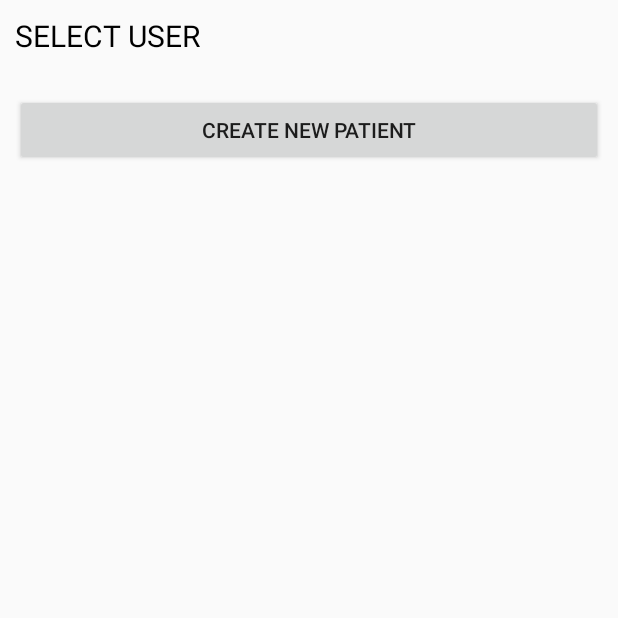
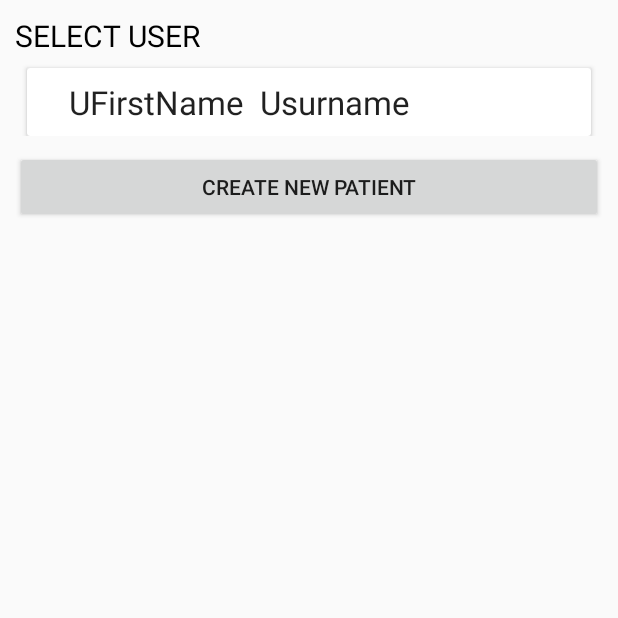
Before and after one commit to Archlight001/Medico, an Android app: the screen it shows after launch (UserList), after a tap on "BEGIN DIAGNOSIS", on a phone screen of 412 x 824 dp, the top half of it. Run offline under Robolectric (Android 15) with nearby library versions, the phone set to English and light mode, and no system bars; our stand-ins replace Room's generated code.

Commit message:
Add Recycler view and Refactor Room Database with MVVM Architecture for all Files

```diff
--- a/app/src/main/AndroidManifest.xml
+++ b/app/src/main/AndroidManifest.xml
@@ -9,8 +9,9 @@
         android:roundIcon="@mipmap/ic_launcher_round"
         android:supportsRtl="true"
         android:theme="@style/AppTheme">
-        <activity android:name=".UserList"></activity>
-        <activity android:name=".UserReg">
+        <activity android:name=".UserList" android:launchMode="singleTop"></activity>
+        <activity android:name=".UserReg"
+            android:parentActivityName=".UserList">
             <intent-filter>
                 <action android:name="com.denokela.gmail.RegisterScreen" />
 
--- a/app/src/main/java/denokela/com/medico/AppDatabase.java
+++ b/app/src/main/java/denokela/com/medico/AppDatabase.java
@@ -1,19 +1,54 @@
 package denokela.com.medico;
 
 import android.content.Context;
+import android.os.AsyncTask;
 
+import androidx.annotation.NonNull;
 import androidx.room.Database;
 import androidx.room.Room;
 import androidx.room.RoomDatabase;
+import androidx.sqlite.db.SupportSQLiteDatabase;
 
-@Database(entities = {User.class},version = 1)
+@Database(entities = {UserEntity.class},version = 1)
 public abstract class AppDatabase extends RoomDatabase {
-    private static  AppDatabase INSTANCE;
+    private static  AppDatabase instance;
     public abstract UserDao userDao();
 
-//    public AppDatabase getAppdatabase(Context context){
-//        if(INSTANCE == null){
-//            INSTANCE = Room.databaseBuilder(context.getApplicationContext())
-//        }
-//    }
+
+    //synchronized means at least one thread at a time can access the database
+    public static synchronized  AppDatabase getInstance(Context context){
+        if(instance == null){
+            instance = Room.databaseBuilder(context.getApplicationContext(),
+                    AppDatabase.class,"Medico_Database")
+                    .fallbackToDestructiveMigration()
+                    .addCallback(roomCallback)
+                    .build();
+        }
+        return instance;
+    }
+
+    //Populate the database when its called the first time
+    private static  RoomDatabase.Callback roomCallback = new RoomDatabase.Callback(){
+        @Override
+        public void onCreate(@NonNull SupportSQLiteDatabase db) {
+            super.onCreate(db);
+            new PopulateDbAsynctask(instance).execute();
+        }
+    };
+
+    private static class PopulateDbAsynctask extends AsyncTask<Void,Void,Void>{
+        private UserDao userDao;
+
+        private  PopulateDbAsynctask(AppDatabase db){
+            userDao = db.userDao();
+        }
+
+        @Override
+        protected Void doInBackground(Void... voids) {
+            userDao.insert(new UserEntity("UFirstName","Usurname",10)) ;
+            return null;
+        }
+    }
+
+
 }
--- a/app/src/main/java/denokela/com/medico/ExecDatabase.java
+++ /dev/null
@@ -1,64 +0,0 @@
-package denokela.com.medico;
-
-import android.content.Context;
-import android.icu.util.Output;
-import android.os.AsyncTask;
-import android.util.Log;
-import android.widget.Toast;
-
-import androidx.room.Room;
-
-import java.util.ArrayList;
-import java.util.Collections;
-import java.util.List;
-
-public class ExecDatabase extends AsyncTask<String,Void,List> {
-
-    AppDatabase db;
-    List<User> dresult = null;
-    List<String> result= new ArrayList<>();
-    private static final String TAG = "ExecDatabase";
-    Context context;
-
-    public interface AsyncRespone{
-        void processfinish(List output);
-    }
-
-    String connecturl;
-    public AsyncRespone delegate = null;
-
-    public ExecDatabase(AsyncRespone delegate, String connecturl, Context context) {
-        this.delegate = delegate;
-        this.connecturl = connecturl;
-        this.context = context;
-    }
-
-
-    @Override
-    protected List doInBackground(String... params) {
-        db= Room.databaseBuilder(context,AppDatabase.class,"Medico_Database")
-                .allowMainThreadQueries().fallbackToDestructiveMigration().build();
-
-        if(connecturl.equals("insertData")){
-            String fName = params[0];
-            String sName = params[1];
-            String age = params[2];
-            User inputs = new User(fName,sName,age);
-            db.userDao().insertAll(inputs);
-            result.add("Success");
-            Log.d(TAG, "Inserted Successfully");
-            return result;
-        }else if(connecturl.equals("readData")){
-
-                dresult= db.userDao().getAllResults();
-
-            return dresult;
-        }
-        return null;
-    }
-
-    @Override
-    protected void onPostExecute(List list) {
-        delegate.processfinish(list);
-    }
-}
--- a/app/src/main/java/denokela/com/medico/HomeScreen.java
+++ b/app/src/main/java/denokela/com/medico/HomeFragment.java
@@ -2,21 +2,21 @@ package denokela.com.medico;
 
 import android.content.Intent;
 import android.os.Bundle;
-import android.support.annotation.NonNull;
-import android.support.annotation.Nullable;
-import android.support.v4.app.Fragment;
+import androidx.annotation.NonNull;
+import androidx.annotation.Nullable;
+import androidx.fragment.app.Fragment;
 import android.view.LayoutInflater;
 import android.view.View;
 import android.view.ViewGroup;
 import android.widget.Button;
 
-public class HomeScreen extends Fragment implements View.OnClickListener {
+public class HomeFragment extends Fragment implements View.OnClickListener {
     Button btnDiagnosis;
 
     @Nullable
     @Override
     public View onCreateView(@NonNull LayoutInflater inflater, @Nullable ViewGroup container, @Nullable Bundle savedInstanceState) {
-        return inflater.inflate(R.layout.homescreen_layout, container, false);
+        return inflater.inflate(R.layout.homefragment_layout, container, false);
     }
 
     @Override
--- a/app/src/main/java/denokela/com/medico/MainActivity.java
+++ b/app/src/main/java/denokela/com/medico/MainActivity.java
@@ -1,24 +1,21 @@
 package denokela.com.medico;
 
-import android.content.Intent;
-import android.support.annotation.NonNull;
-import android.support.design.widget.NavigationView;
-import android.support.v4.view.GravityCompat;
-import android.support.v4.widget.DrawerLayout;
-import android.support.v7.app.ActionBarDrawerToggle;
-import android.support.v7.app.AppCompatActivity;
+import androidx.annotation.NonNull;
+import com.google.android.material.navigation.NavigationView;
+import androidx.core.view.GravityCompat;
+import androidx.drawerlayout.widget.DrawerLayout;
+import androidx.appcompat.app.ActionBarDrawerToggle;
+import androidx.appcompat.app.AppCompatActivity;
 import android.os.Bundle;
-import android.support.v7.widget.Toolbar;
+import androidx.appcompat.widget.Toolbar;
 import android.view.MenuItem;
 import android.widget.TextView;
-
-import java.util.List;
 
 public class MainActivity extends AppCompatActivity implements NavigationView.OnNavigationItemSelectedListener {
     private DrawerLayout drawer;
 
     TextView nav_name;
-    ExecDatabase execute;
+
 
 
     @Override
@@ -40,7 +37,7 @@ public class MainActivity extends AppCompatActivity implements NavigationView.On
 
 
         if(savedInstanceState == null){
-            getSupportFragmentManager().beginTransaction().replace(R.id.fragment_container, new HomeScreen()).commit();
+            getSupportFragmentManager().beginTransaction().replace(R.id.fragment_container, new HomeFragment()).commit();
         }
 
     }
--- /dev/null
+++ b/app/src/main/java/denokela/com/medico/UserAdapter.java
@@ -0,0 +1,49 @@
+package denokela.com.medico;
+
+import android.view.LayoutInflater;
+import android.view.View;
+import android.view.ViewGroup;
+import android.widget.TextView;
+
+import androidx.annotation.NonNull;
+import androidx.recyclerview.widget.RecyclerView;
+
+import java.util.ArrayList;
+import java.util.List;
+
+public class UserAdapter extends RecyclerView.Adapter<UserAdapter.UserHolder> {
+    private List<UserEntity> users = new ArrayList<>();
+
+    @NonNull
+    @Override
+    public UserHolder onCreateViewHolder(@NonNull ViewGroup parent, int viewType) {
+        View itemView = LayoutInflater.from(parent.getContext())
+                .inflate(R.layout.view_items, parent,false);
+        return new UserHolder(itemView);
+    }
+
+    @Override
+    public void onBindViewHolder(@NonNull UserHolder holder, int position) {
+        UserEntity currentUser = users.get(position);
+        holder.textView_name.setText(currentUser.getFirstName() + "  " + currentUser.getLastName());
+    }
+
+    @Override
+    public int getItemCount() {
+        return users.size();
+    }
+
+    public void setUsers(List<UserEntity> users){
+        this.users = users;
+        notifyDataSetChanged();
+    }
+
+    class UserHolder extends RecyclerView.ViewHolder{
+        private TextView textView_name;
+
+        public UserHolder(@NonNull View itemView) {
+            super(itemView);
+            textView_name= itemView.findViewById(R.id.tv_name);
+        }
+    }
+}
--- a/app/src/main/java/denokela/com/medico/UserDao.java
+++ b/app/src/main/java/denokela/com/medico/UserDao.java
@@ -1,16 +1,28 @@
 package denokela.com.medico;
 
+import androidx.lifecycle.LiveData;
 import androidx.room.Dao;
+import androidx.room.Delete;
 import androidx.room.Insert;
 import androidx.room.Query;
+import androidx.room.Update;
 
 import java.util.List;
 
 @Dao
 interface UserDao {
     @Insert
-    void insertAll(User... user);
+    void insert(UserEntity userEntity);
 
-    @Query("SELECT * FROM user")
-    List<User> getAllResults();
+    @Update
+    void update(UserEntity userEntity);
+
+    @Delete
+    void delete(UserEntity userEntity);
+
+    @Query("DELETE FROM user_table")
+    void deleteAllUser();
+
+    @Query("SELECT * FROM user_table")
+    LiveData<List<UserEntity>> getAllUsers();
 }
--- a/app/src/main/java/denokela/com/medico/User.java
+++ b/app/src/main/java/denokela/com/medico/UserEntity.java
@@ -4,11 +4,11 @@ import androidx.room.ColumnInfo;
 import androidx.room.Entity;
 import androidx.room.PrimaryKey;
 
-@Entity
-public class User {
-    //Entity Class for the User Database
+@Entity(tableName = "user_table")
+public class UserEntity {
+    //Entity Class for the UserEntity Database
 
-    public User(String firstName, String lastName, String age){
+    public UserEntity(String firstName, String lastName, Integer age){
         this.firstName = firstName;
         this.lastName = lastName;
         this.age = age;
@@ -25,7 +25,7 @@ public class User {
     String lastName;
 
     @ColumnInfo(name = "Age")
-    String age;
+    Integer age;
 
     public int getUserid() {
         return Userid;
@@ -51,11 +51,11 @@ public class User {
         this.lastName = lastName;
     }
 
-    public String getAge() {
+    public Integer getAge() {
         return age;
     }
 
-    public void setAge(String age) {
+    public void setAge(Integer age) {
         this.age = age;
     }
 }
--- a/app/src/main/java/denokela/com/medico/UserList.java
+++ b/app/src/main/java/denokela/com/medico/UserList.java
@@ -1,8 +1,14 @@
 package denokela.com.medico;
 
-import android.app.Activity;
 import android.content.Intent;
-import android.support.v7.app.AppCompatActivity;
+
+import androidx.annotation.Nullable;
+import androidx.appcompat.app.AppCompatActivity;
+import androidx.lifecycle.Observer;
+import androidx.lifecycle.ViewModelProviders;
+import androidx.recyclerview.widget.LinearLayoutManager;
+import androidx.recyclerview.widget.RecyclerView;
+
 import android.os.Bundle;
 import android.view.View;
 import android.widget.AdapterView;
@@ -13,51 +19,70 @@ import android.widget.ListView;
 import android.widget.Toast;
 
 import java.util.ArrayList;
-import java.util.Collections;
 import java.util.List;
 
 public class UserList extends AppCompatActivity implements View.OnClickListener, AdapterView.OnItemClickListener {
 
     ListView listView;
     Button btnCreateUser;
-    List<User> data;
+
+    public static final int ADD_USER_REQUEST=1;
+
+
+    private UserViewModel userViewModel;
     @Override
     protected void onCreate(Bundle savedInstanceState) {
         super.onCreate(savedInstanceState);
         setContentView(R.layout.activity_user_list);
 
-        listView = findViewById(R.id.userListView);
+        RecyclerView recyclerView = findViewById(R.id.recycler_view);
+        recyclerView.setLayoutManager(new LinearLayoutManager(this));
+        recyclerView.setHasFixedSize(true);
+
+        final UserAdapter adapter = new UserAdapter();
+        recyclerView.setAdapter(adapter);
+
         btnCreateUser = findViewById(R.id.btnCreateUser);
 
         final UserList useractivity = (UserList)this;
 
-        btnCreateUser.setOnClickListener(this);
-        ExecDatabase eDatabase = new ExecDatabase(new ExecDatabase.AsyncRespone() {
+        btnCreateUser.setOnClickListener(useractivity);
+
+        userViewModel = ViewModelProviders.of(this).get(UserViewModel.class);
+        userViewModel.getAllUsers().observe(this, new Observer<List<UserEntity>>() {
             @Override
-            public void processfinish(List output) {
-                Toast.makeText(getApplicationContext(),"Ive reached here",Toast.LENGTH_SHORT).show();
-                if(!output.isEmpty()){
-                    data = new ArrayList<>(output);
-                    String[] names = new String[data.size()];
-                    for(int i=0;i<names.length;i++){
-                        names[i]=data.get(i).getFirstName() + " " + data.get(i).getLastName();
-                    }
-                    ListAdapter listAdapter = new ArrayAdapter<String>(useractivity,android.R.layout.simple_list_item_1,names);
-                    listView.setAdapter(listAdapter);
+            public void onChanged(List<UserEntity> userEntities) {
+                //update Recycler View
+                adapter.setUsers(userEntities);
+            }
+        });
 
-                }else{
-                    Toast.makeText(getApplicationContext(),"List is Empty",Toast.LENGTH_LONG).show();
-                }
-
-            }
-        },"readData",getApplicationContext());
-        eDatabase.execute();
 
     }
 
     @Override
     public void onClick(View view) {
-        startActivity(new Intent(getApplicationContext(),UserReg.class));
+        Intent intent = new Intent(UserList.this, UserReg.class);
+        startActivityForResult(intent,ADD_USER_REQUEST);
+
+    }
+
+    @Override
+    protected void onActivityResult(int requestCode, int resultCode, @Nullable Intent data) {
+        super.onActivityResult(requestCode, resultCode, data);
+
+        if(requestCode == ADD_USER_REQUEST && resultCode == RESULT_OK){
+            String fname = data.getStringExtra(UserReg.EXTRA_FNAME);
+            String lname = data.getStringExtra(UserReg.EXTRA_LNAME);
+            int age = data.getIntExtra(UserReg.EXTRA_AGE,0);
+
+            UserEntity user = new UserEntity(fname,lname,age);
+            userViewModel.insert(user);
+
+            Toast.makeText(this, "New User Created", Toast.LENGTH_SHORT).show();
+        }else {
+            Toast.makeText(this, "No User Created", Toast.LENGTH_SHORT).show();
+        }
     }
 
     @Override
--- /dev/null
+++ b/app/src/main/java/denokela/com/medico/UserRepository.java
@@ -0,0 +1,66 @@
+package denokela.com.medico;
+
+import android.app.Application;
+import android.os.AsyncTask;
+
+import androidx.lifecycle.LiveData;
+
+import java.util.List;
+
+public class UserRepository {
+    private UserDao userDao;
+    private LiveData<List<UserEntity>> allUsers;
+
+    public UserRepository(Application application){
+        AppDatabase appDatabase = AppDatabase.getInstance(application);
+        userDao = appDatabase.userDao();
+        allUsers = userDao.getAllUsers();
+    }
+
+    public void insert(UserEntity userEntity){
+        new AsyncTasker(userDao,"insert").execute(userEntity);
+    }
+
+    public void update(UserEntity userEntity){
+        new AsyncTasker(userDao,"update").execute(userEntity);
+    }
+
+    public void delete(UserEntity userEntity){
+        new AsyncTasker(userDao,"delete").execute(userEntity);
+    }
+
+    public void deleteAllUsers(){
+        new AsyncTasker(userDao,"deleteAll").execute();
+    }
+
+    public LiveData<List<UserEntity>> getAllUsers(){
+
+        return allUsers;
+    }
+
+
+    private static class AsyncTasker extends android.os.AsyncTask<UserEntity,Void,Void>{
+        private UserDao userDao;
+        private String action;
+
+        private AsyncTasker(UserDao userDao, String action){
+            this.userDao = userDao;
+            this.action = action;
+        }
+
+
+        @Override
+        protected Void doInBackground(UserEntity... userEntities) {
+            if(action.equals("insert")){
+                userDao.insert(userEntities[0]);
+            }else if(action.equals("update")){
+                userDao.update(userEntities[0]);
+            }else if(action.equals("delete")){
+                userDao.delete(userEntities[0]);
+            }else if(action.equals("deleteAll")){
+                userDao.deleteAllUser();
+            }
+            return null;
+        }
+    }
+}
--- /dev/null
+++ b/app/src/main/java/denokela/com/medico/UserViewModel.java
@@ -0,0 +1,36 @@
+package denokela.com.medico;
+
+import android.app.Application;
+
+import androidx.annotation.NonNull;
+import androidx.lifecycle.AndroidViewModel;
+import androidx.lifecycle.LiveData;
+
+import java.util.List;
+
+public class UserViewModel extends AndroidViewModel {
+    private UserRepository repository;
+    private LiveData<List<UserEntity>> allUsers;
+    public UserViewModel(@NonNull Application application) {
+        super(application);
+        repository = new UserRepository(application);
+        allUsers = repository.getAllUsers();
+    }
+
+    public void insert(UserEntity userEntity){
+        repository.insert(userEntity);
+    }
+    public void update(UserEntity userEntity){
+        repository.update(userEntity);
+    }
+    public void delete(UserEntity userEntity){
+        repository.delete(userEntity);
+    }
+
+    public void deleteAllNotes(){
+        repository.deleteAllUsers();
+    }
+    public LiveData<List<UserEntity>> getAllUsers(){
+        return  allUsers;
+    }
+}
--- a/app/src/main/res/layout/activity_user_list.xml
+++ b/app/src/main/res/layout/activity_user_list.xml
@@ -17,19 +17,22 @@
         android:textColor="#000"
         />
 
-    <ListView
-        android:layout_marginTop="15dp"
-        android:layout_below="@+id/header"
+    <androidx.recyclerview.widget.RecyclerView
         android:layout_width="match_parent"
         android:layout_height="wrap_content"
-        android:id="@+id/userListView"
-        />
+        android:id="@+id/recycler_view"
+        android:layout_below="@+id/header"
+        tools:listitem="@layout/view_items"
+        >
+
+
+    </androidx.recyclerview.widget.RecyclerView>
 
     <Button
         android:layout_marginTop="10dp"
         android:layout_width="match_parent"
         android:layout_height="wrap_content"
-        android:layout_below="@id/userListView"
+        android:layout_below="@id/recycler_view"
         android:text="Create new Patient"
         android:id="@+id/btnCreateUser"
         />
--- /dev/null
+++ b/app/src/main/res/layout/view_items.xml
@@ -0,0 +1,26 @@
+<?xml version="1.0" encoding="utf-8"?>
+<androidx.cardview.widget.CardView xmlns:android="http://schemas.android.com/apk/res/android"
+    android:layout_width="match_parent"
+    android:layout_height="wrap_content"
+    android:layout_marginEnd="8dp"
+    android:layout_marginStart="8dp"
+    android:layout_marginTop="8dp"
+    >
+
+    <RelativeLayout
+        android:layout_width="wrap_content"
+        android:layout_height="wrap_content"
+        android:padding="8dp"
+        >
+        <TextView
+            android:layout_width="wrap_content"
+            android:layout_height="wrap_content"
+            android:text="Name"
+            android:layout_marginHorizontal="20sp"
+            android:maxLines="1"
+            android:ellipsize="end"
+            android:textAppearance="@style/TextAppearance.AppCompat.Large"
+            android:id="@+id/tv_name"/>
+    </RelativeLayout>
+
+</androidx.cardview.widget.CardView>
--- a/gradle.properties
+++ b/gradle.properties
@@ -6,6 +6,8 @@
 # http://www.gradle.org/docs/current/userguide/build_environment.html
 # Specifies the JVM arguments used for the daemon process.
 # The setting is particularly useful for tweaking memory settings.
+android.enableJetifier=true
+android.useAndroidX=true
 org.gradle.jvmargs=-Xmx1536m
 # When configured, Gradle will run in incubating parallel mode.
 # This option should only be used with decoupled projects. More details, visit
```
Also changed, not shown: app/build.gradle (+12 -6 lines), app/src/main/res/layout/activity_main.xml (+4 -4 lines), app/src/main/res/layout/homefragment_layout.xml (renamed from app/src/main/res/layout/homescreen_layout.xml), 2 other files.
